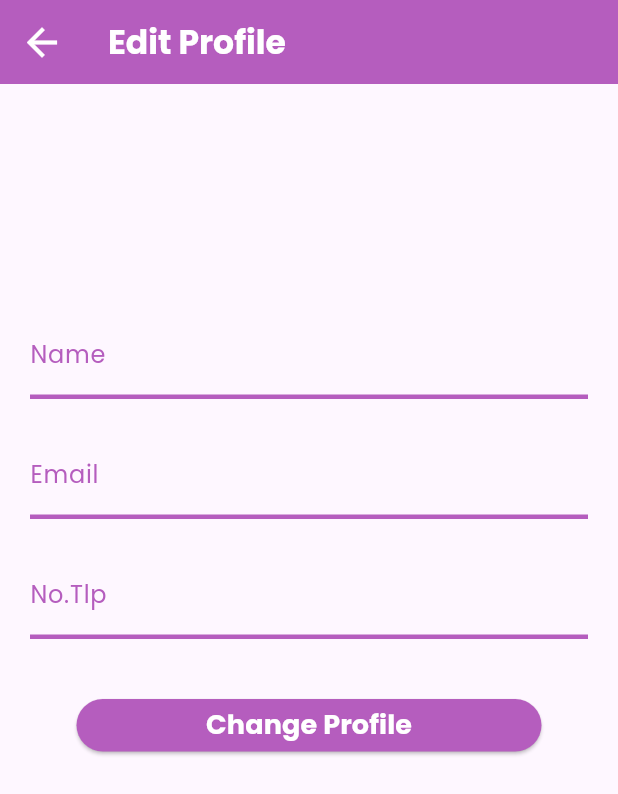
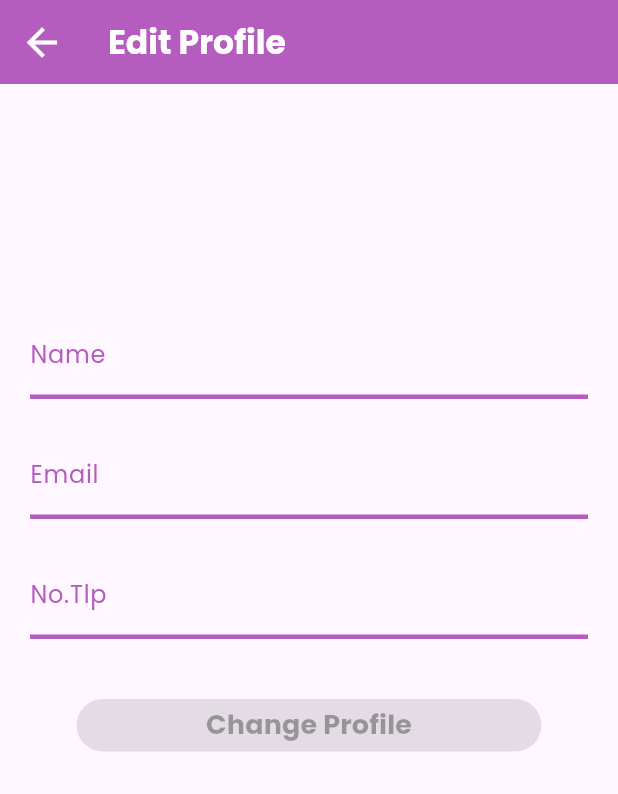
Before and after one commit to josuastg/HobiHub, a Flutter app: the MyProfileScreen screen opened directly, after a tap on "Edit Profile", on a phone screen of 412 x 824 dp. Shown: the top 794 px of the screen. Run offline on Flutter 3.47's test engine with Material 3 defaults, Android fonts, the phone set to English and light mode, and no system bars; our stand-ins replace bloc, cloud_firestore, email_validator, equatable, firebase_auth, firebase_core and 4 more; accounts and stored records are empty.

Commit message:
able to show edit profile screen

```diff
--- a/lib/screens/edit_profile_screen.dart
+++ b/lib/screens/edit_profile_screen.dart
@@ -1,8 +1,48 @@
 import 'package:flutter/material.dart';
 import 'package:hobihub/global/const/page_const.dart';
+import 'package:hobihub/screens/my_profile_screen.dart';
 
-class EditProfileScreen extends StatelessWidget {
+class EditProfileScreen extends StatefulWidget {
   const EditProfileScreen({super.key});
+
+  @override
+  State<EditProfileScreen> createState() => _EditProfileScreenState();
+}
+
+class _EditProfileScreenState extends State<EditProfileScreen> {
+  final TextEditingController _nameController = TextEditingController();
+  final TextEditingController _emailController = TextEditingController();
+  final TextEditingController _noTlpController = TextEditingController();
+
+  bool _name = false;
+  bool _email = false;
+  bool _noTlp = false;
+
+  bool _isButtonDisabled() {
+    return _nameController.text.isEmpty ||
+        _emailController.text.isEmpty ||
+        _noTlpController.text.isEmpty;
+  }
+
+  final _formKey = GlobalKey<FormState>();
+
+  void setValidName(String value) {
+    setState(() {
+      _name = value.isEmpty;
+    });
+  }
+
+  void setValidEmail(String value) {
+    setState(() {
+      _email = value.isEmpty;
+    });
+  }
+
+  void setValidNoTlp(String value) {
+    setState(() {
+      _noTlp = value.isEmpty;
+    });
+  }
 
   @override
   Widget build(BuildContext context) {
@@ -25,6 +65,10 @@ class EditProfileScreen extends StatelessWidget {
         body: SingleChildScrollView(
           child: Column(
             children: [
+              Form(
+                key: _formKey,
+                child: Column(
+                  children: [
                     const SizedBox(
                       height: 150,
                     ),
@@ -38,8 +82,9 @@ class EditProfileScreen extends StatelessWidget {
                                     color: Color.fromARGB(255, 181, 93, 190),
                                     width: 3)),
                             labelText: 'Name',
-                      labelStyle:
-                          TextStyle(color: Color.fromARGB(255, 181, 93, 190))),
+                            labelStyle: TextStyle(
+                                color: Color.fromARGB(255, 181, 93, 190))),
+                        onChanged: (value) => setValidName(value),
                       ),
                     ),
                     const SizedBox(
@@ -55,8 +100,9 @@ class EditProfileScreen extends StatelessWidget {
                                     color: Color.fromARGB(255, 181, 93, 190),
                                     width: 3)),
                             labelText: 'Email',
-                      labelStyle:
-                          TextStyle(color: Color.fromARGB(255, 181, 93, 190))),
+                            labelStyle: TextStyle(
+                                color: Color.fromARGB(255, 181, 93, 190))),
+                        onChanged: (value) => setValidEmail(value),
                       ),
                     ),
                     const SizedBox(
@@ -72,8 +118,9 @@ class EditProfileScreen extends StatelessWidget {
                                     color: Color.fromARGB(255, 181, 93, 190),
                                     width: 3)),
                             labelText: 'No.Tlp',
-                      labelStyle:
-                          TextStyle(color: Color.fromARGB(255, 181, 93, 190))),
+                            labelStyle: TextStyle(
+                                color: Color.fromARGB(255, 181, 93, 190))),
+                        onChanged: (value) => setValidNoTlp(value),
                       ),
                     ),
                     const SizedBox(
@@ -85,18 +132,34 @@ class EditProfileScreen extends StatelessWidget {
                       child: ElevatedButton(
                         style: ElevatedButton.styleFrom(
                           foregroundColor: Colors.white,
-                    backgroundColor: const Color.fromARGB(255, 181, 93, 190),
+                          backgroundColor:
+                              const Color.fromARGB(255, 181, 93, 190),
                           shape: RoundedRectangleBorder(
                             borderRadius: BorderRadius.circular(30),
                           ),
                         ),
-                  onPressed: () {
-                    Navigator.pushNamed(context, PageConst.myProfilePage);
+                        onPressed: _isButtonDisabled()
+                            ? null
+                            : () {
+                                if (_formKey.currentState!.validate()) {
+                                  ScaffoldMessenger.of(context)
+                                      .showSnackBar(const SnackBar(
+                                    content:
+                                        Text("Successfully Update Profile !"),
+                                    backgroundColor: Colors.green,
+                                  ));
+                                }
+                                Navigator.pushNamed(
+                                    context, PageConst.myProfilePage);
                               },
                         child: const Text(
                           'Change Profile',
-                    style: TextStyle(fontSize: 18, fontWeight: FontWeight.w700),
+                          style: TextStyle(
+                              fontSize: 18, fontWeight: FontWeight.w700),
                         ),
+                      ),
+                    ),
+                  ],
                 ),
               ),
             ],
--- a/lib/screens/my_profile_screen.dart
+++ b/lib/screens/my_profile_screen.dart
@@ -1,9 +1,18 @@
+import 'package:firebase_auth/firebase_auth.dart';
 import 'package:flutter/material.dart';
 import 'package:hobihub/global/const/page_const.dart';
 import 'package:hobihub/widgets/bottom_sheet_menu.dart';
 
-class MyProfileScreen extends StatelessWidget {
+class MyProfileScreen extends StatefulWidget {
   const MyProfileScreen({Key? key}) : super(key: key);
+
+  @override
+  _MyProfileScreenState createState() => _MyProfileScreenState();
+}
+
+class _MyProfileScreenState extends State<MyProfileScreen> {
+  final FirebaseAuth _auth = FirebaseAuth.instance;
+  late User? user;
 
   void _openBottomSheetMenu(BuildContext context) {
     showModalBottomSheet(
@@ -12,6 +21,12 @@ class MyProfileScreen extends StatelessWidget {
       context: context,
       builder: (ctx) => const BottomSheetMenu(),
     );
+  }
+
+  @override
+  void initState() {
+    super.initState();
+    user = _auth.currentUser;
   }
 
   @override
@@ -32,7 +47,8 @@ class MyProfileScreen extends StatelessWidget {
           style: TextStyle(
               color: Colors.white, fontWeight: FontWeight.w700, fontSize: 22),
         ),
-          backgroundColor: const Color.fromARGB(255, 181, 93, 190)),
+        backgroundColor: const Color.fromARGB(255, 181, 93, 190),
+      ),
       body: SafeArea(
         child: Center(
           child: Column(
@@ -40,16 +56,16 @@ class MyProfileScreen extends StatelessWidget {
               const SizedBox(
                 height: 180,
               ),
-              const Text(
-                'Name',
-                style: TextStyle(
+              Text(
+                '${user ?? "No Name"}',
+                style: const TextStyle(
                     fontWeight: FontWeight.w700,
                     color: Color.fromARGB(255, 181, 93, 190),
                     fontSize: 16),
               ),
-              const Text(
-                'Email@gmail.com',
-                style: TextStyle(
+              Text(
+                '${user?.email ?? "No Email"}',
+                style: const TextStyle(
                     fontWeight: FontWeight.w700,
                     color: Color.fromARGB(255, 181, 93, 190),
                     fontSize: 16),
--- a/lib/user/data/model/user_model.dart
+++ b/lib/user/data/model/user_model.dart
@@ -13,7 +13,7 @@ class UserModel extends UserEntity {
     var snapshotMap = snapshot.data() as Map<String, dynamic>;
 
     return UserModel(
-        fullName: snapshotMap['name'],
+        fullName: snapshotMap['fullName'],
         uid: snapshotMap['uid'],
         email: snapshotMap['email']);
   }
```
Also changed, not shown: pubspec.lock. Lines whose indentation alone changed are shown as unchanged.
